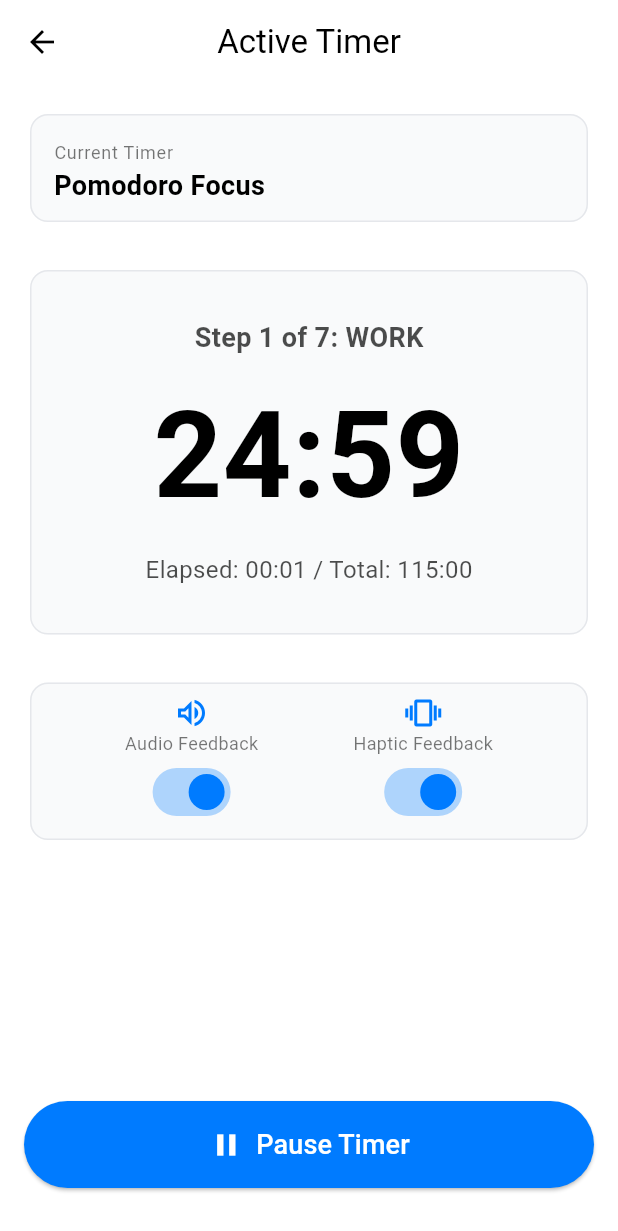
After one commit to devgrg25/TickTalk-User-Stories-and-Project-Setup-Group-2-, a Flutter app: the HomeScreen screen opened directly, item 3 of the bottom bar chosen, after a tap on "Start", on a phone screen of 412 x 824 dp. The commit adds this screen. Shown: the top 1231 px of the screen. Run offline on Flutter 3.47's test engine with Material 3 defaults, Android fonts, the phone set to English and light mode, and no system bars; our stand-ins replace flutter_tts, shared_preferences, speech_to_text; missing offline and left inert: google_speech; accounts and stored records are empty.

Commit message:
Merged Vikyads code with the us2 branch

```diff
--- /dev/null
+++ b/lib/countdown_screenV.dart
@@ -0,0 +1,263 @@
+import 'dart:async';
+import 'dart:math';
+import 'package:flutter/material.dart';
+import 'routine_timer_model.dart'; // To access the NEW TimerData class
+
+class CountdownScreenV extends StatefulWidget {
+  final TimerDataV timerData;
+
+  const CountdownScreenV({super.key, required this.timerData});
+
+  @override
+  State<CountdownScreenV> createState() => _CountdownScreenState();
+}
+
+class _CountdownScreenState extends State<CountdownScreenV> {
+  late Timer _timer;
+  int _currentSeconds = 0;
+  int _elapsedTotalSeconds = 0;
+  int _currentStepIndex = 0; // <-- REPLACED _currentPhase
+
+  bool _isPaused = false;
+  bool _audioFeedbackOn = true;
+  bool _hapticFeedbackOn = true;
+
+  // Helper getters for clarity
+  TimerStep get _currentStep => widget.timerData.steps[_currentStepIndex];
+  int get _totalSteps => widget.timerData.steps.length;
+  int get _totalDurationInSeconds => widget.timerData.totalTime * 60;
+
+  @override
+  void initState() {
+    super.initState();
+    _startStep();
+  }
+
+  @override
+  void dispose() {
+    _timer.cancel();
+    super.dispose();
+  }
+
+  void _startStep() {
+    // Set the timer for the current step's duration
+    _currentSeconds = _currentStep.durationInMinutes * 60;
+    _startTimer();
+  }
+
+  void _startTimer() {
+    _timer = Timer.periodic(const Duration(seconds: 1), (_) {
+      if (!mounted) return;
+
+      if (_isPaused) return;
+
+      // Timer tick logic
+      setState(() {
+        _elapsedTotalSeconds++;
+
+        if (_currentSeconds > 0) {
+          _currentSeconds--;
+        } else {
+          // Current step finished, move to the next
+          _timer.cancel();
+          _nextStep();
+        }
+      });
+    });
+  }
+
+  void _nextStep() {
+    // Check if there are more steps
+    if (_currentStepIndex < _totalSteps - 1) {
+      // Move to the next step
+      setState(() {
+        _currentStepIndex++;
+      });
+      _startStep(); // Start the new step's timer
+    } else {
+      // This was the last step. Timer is finished.
+      Navigator.of(context).pop();
+    }
+  }
+
+  String _formatTime(int totalSeconds) {
+    int minutes = totalSeconds ~/ 60;
+    int seconds = totalSeconds % 60;
+    return '${minutes.toString().padLeft(2, '0')}:${seconds.toString().padLeft(2, '0')}';
+  }
+
+  @override
+  Widget build(BuildContext context) {
+    // --- UI Colors ---
+    const Color primaryBlue = Color(0xFF007BFF);
+    const Color cardBackground = Color(0xFFF9FAFB);
+    const Color cardBorder = Color(0xFFE5E7EB);
+    const Color textColor = Colors.black;
+    const Color subtextColor = Colors.black54;
+
+    return Scaffold(
+      backgroundColor: Colors.white,
+      appBar: AppBar(
+        backgroundColor: Colors.white,
+        elevation: 0,
+        title: const Text('Active Timer', style: TextStyle(color: textColor)),
+        centerTitle: true,
+        leading: const BackButton(color: textColor),
+      ),
+      body: Padding(
+        padding: const EdgeInsets.all(16.0),
+        child: Column(
+          children: [
+            // "Current Timer" card
+            Card(
+              elevation: 0,
+              color: cardBackground,
+              shape: RoundedRectangleBorder(
+                  borderRadius: BorderRadius.circular(12),
+                  side: const BorderSide(color: cardBorder)),
+              child: ListTile(
+                title: const Text('Current Timer', style: TextStyle(fontSize: 12, color: subtextColor)),
+                subtitle: Text(
+                  widget.timerData.name,
+                  style: const TextStyle(
+                      fontSize: 18,
+                      fontWeight: FontWeight.bold,
+                      color: textColor),
+                ),
+              ),
+            ),
+            const SizedBox(height: 24),
+
+            // Main timer display card
+            Card(
+              elevation: 0,
+              color: cardBackground,
+              shape: RoundedRectangleBorder(
+                  borderRadius: BorderRadius.circular(12),
+                  side: const BorderSide(color: cardBorder)),
+              child: Container(
+                width: double.infinity,
+                padding: const EdgeInsets.symmetric(vertical: 32.0),
+                child: Column(
+                  children: [
+                    Text(
+                      'Step ${_currentStepIndex + 1} of $_totalSteps: ${_currentStep.name.toUpperCase()}', // <-- UPDATED
+                      style: TextStyle(
+                          fontSize: 18,
+                          fontWeight: FontWeight.bold,
+                          color: textColor.withOpacity(0.7)),
+                    ),
+                    const SizedBox(height: 8),
+                    Text(
+                      _formatTime(_currentSeconds),
+                      style: const TextStyle(
+                          fontSize: 80,
+                          fontWeight: FontWeight.bold,
+                          color: textColor),
+                    ),
+                    const SizedBox(height: 8),
+                    Text(
+                      'Elapsed: ${_formatTime(_elapsedTotalSeconds)} / Total: ${_formatTime(_totalDurationInSeconds)}',
+                      style: TextStyle(
+                          fontSize: 16,
+                          color: textColor.withOpacity(0.7)),
+                    ),
+                  ],
+                ),
+              ),
+            ),
+            const SizedBox(height: 24),
+
+            // Feedback controls card
+            Card(
+              elevation: 0,
+              color: cardBackground,
+              shape: RoundedRectangleBorder(
+                  borderRadius: BorderRadius.circular(12),
+                  side: const BorderSide(color: cardBorder)),
+              child: Padding(
+                padding: const EdgeInsets.symmetric(vertical: 8.0),
+                child: Row(
+                  mainAxisAlignment: MainAxisAlignment.spaceEvenly,
+                  children: [
+                    _buildFeedbackToggle(
+                      icon: Icons.volume_up_outlined,
+                      label: 'Audio Feedback',
+                      isOn: _audioFeedbackOn,
+                      onChanged: (value) {
+                        setState(() => _audioFeedbackOn = value);
+                      },
+                    ),
+                    _buildFeedbackToggle(
+                      icon: Icons.vibration_outlined,
+                      label: 'Haptic Feedback',
+                      isOn: _hapticFeedbackOn,
+                      onChanged: (value) {
+                        setState(() => _hapticFeedbackOn = value);
+                      },
+                    ),
+                  ],
+                ),
+              ),
+            ),
+
+            const Spacer(),
+
+            // Pause/Resume button
+            SizedBox(
+              width: double.infinity,
+              child: ElevatedButton.icon(
+                onPressed: () {
+                  setState(() {
+                    _isPaused = !_isPaused;
+                  });
+                },
+                icon: Icon(_isPaused ? Icons.play_arrow : Icons.pause, size: 24),
+                label: Text(
+                  _isPaused ? 'Resume Timer' : 'Pause Timer',
+                  style: const TextStyle(fontSize: 18),
+                ),
+                style: ElevatedButton.styleFrom(
+                  backgroundColor: _isPaused ? Colors.green : primaryBlue,
+                  foregroundColor: Colors.white,
+                  padding: const EdgeInsets.symmetric(vertical: 16),
+                  shape: RoundedRectangleBorder(
+                    borderRadius: BorderRadius.circular(30),
+                  ),
+                ),
+              ),
+            ),
+            const SizedBox(height: 16),
+          ],
+        ),
+      ),
+    );
+  }
+
+  // Helper widget for the feedback toggles
+  Widget _buildFeedbackToggle({
+    required IconData icon,
+    required String label,
+    required bool isOn,
+    required ValueChanged<bool> onChanged,
+  }) {
+    const Color primaryBlue = Color(0xFF007BFF);
+    const Color inactiveGrey = Colors.grey;
+
+    return Column(
+      children: [
+        Icon(
+          icon,
+          color: isOn ? primaryBlue : inactiveGrey,
+        ),
+        Text(label, style: const TextStyle(fontSize: 12, color: Colors.black54)),
+        Switch(
+          value: isOn,
+          onChanged: onChanged,
+          activeTrackColor: primaryBlue.withOpacity(0.3),
+          activeColor: primaryBlue,
+        ),
+      ],
+    );
+  }
+}
--- a/lib/homepage.dart
+++ b/lib/homepage.dart
@@ -8,8 +8,13 @@ import 'stopwatch_normal_mode.dart';
 import 'create_timer_screen.dart';
 import 'timer_model.dart';
 import 'countdown_screen.dart';
+import 'countdown_screenV.dart';
 import 'stopwatchmodeselecter.dart';
 import 'voice_controller.dart';
+import 'routine_timer_model.dart';
+
+import 'routines.dart'; // <-- Imports NEW routines
+import 'routines_page.dart';
 
 class HomeScreen extends StatefulWidget {
   const HomeScreen({super.key});
@@ -21,6 +26,7 @@ class HomeScreen extends StatefulWidget {
 class HomeScreenState extends State<HomeScreen> {
   final FlutterTts _tts = FlutterTts();
   final VoiceController _voiceController = VoiceController();
+  late PredefinedRoutines _routines;
 
   bool _isListening = false;
   List<TimerData> _timers = [];
@@ -30,6 +36,30 @@ class HomeScreenState extends State<HomeScreen> {
   void initState() {
     super.initState();
     _initPage();
+    _routines = PredefinedRoutines(
+      stopListening: _stopListening,
+      speak: _speak,
+      playTimer: _playTimerV,
+    );
+  }
+
+  void _playTimerV(TimerDataV timerToPlay) {
+    Navigator.push(
+      context,
+      MaterialPageRoute(
+        builder: (_) => CountdownScreenV(timerData: timerToPlay),
+      ),
+    );
+  }
+
+  Future<void> _speak(String text) async {
+    try {
+      await _tts.setLanguage('en-US');
+      await _tts.setSpeechRate(0.9);
+      await _tts.speak(text);
+    } catch (e) {
+      print("TTS error: $e");
+    }
   }
 
   Future<void> _initPage() async {
@@ -315,7 +345,16 @@ class HomeScreenState extends State<HomeScreen> {
               onTap: (index) {
                 if (index == 1) {
                   _openCreateTimerScreen();
-                } else if (index == 4) {
+                }
+                else if(index == 2){
+                  Navigator.push(
+                    context,
+                    MaterialPageRoute(
+                      builder: (context) => RoutinesPage(routines: _routines),
+                    ),
+                  );
+                }
+                else if (index == 4) {
                   _openStopwatchSelector();
                 }
               },
--- /dev/null
+++ b/lib/routine_timer_model.dart
@@ -0,0 +1,63 @@
+import 'dart:convert';
+
+// NEW: A class to represent a single step in a timer
+class TimerStep {
+  final String name;
+  final int durationInMinutes;
+
+  TimerStep({required this.name, required this.durationInMinutes});
+
+  // Methods to convert this step to/from JSON for saving
+  Map<String, dynamic> toJson() => {
+    'name': name,
+    'duration': durationInMinutes, // Save using the key 'duration'
+  };
+
+  // Factory constructor: Create TimerStep from JSON
+  factory TimerStep.fromJson(Map<String, dynamic> json) => TimerStep(
+    name: json['name'],
+    // Use the correct parameter name 'durationInMinutes' when calling the constructor
+    durationInMinutes: json['duration'], // <-- CORRECTED LINE
+  );
+}
+
+// UPDATED: The main TimerData class
+class TimerDataV {
+  final String id; // Unique ID for each timer
+  final String name;
+  final List<TimerStep> steps; // <-- REPLACED old fields
+
+  // 'totalSteps' is now just the count of steps
+  int get totalSteps => steps.length;
+
+  // 'totalTime' is now calculated by adding all step durations
+  int get totalTime => steps.fold(0, (sum, step) => sum + step.durationInMinutes);
+
+  TimerDataV({
+    required this.id,
+    required this.name,
+    required this.steps,
+  });
+
+  // Method to convert a TimerData instance to a JSON map
+  Map<String, dynamic> toJson() => {
+    'id': id,
+    'name': name,
+    // Convert the list of steps into a list of JSON maps
+    'steps': steps.map((step) => step.toJson()).toList(),
+  };
+
+  // Factory constructor to create a TimerData instance from a JSON map
+  factory TimerDataV.fromJson(Map<String, dynamic> json) {
+    // Get the list of steps from JSON
+    var stepsList = json['steps'] as List;
+    // Convert that list of JSON maps back into a List<TimerStep>
+    List<TimerStep> parsedSteps = stepsList.map((stepJson) => TimerStep.fromJson(stepJson)).toList();
+
+    return TimerDataV(
+      id: json['id'],
+      name: json['name'],
+      steps: parsedSteps,
+    );
+  }
+}
--- /dev/null
+++ b/lib/routines.dart
@@ -0,0 +1,133 @@
+import 'routine_timer_model.dart';
+
+// Typedefs are unchanged
+typedef StopListeningCallback = void Function();
+typedef SpeakCallback = Future<void> Function(String);
+typedef PlayTimerCallback = void Function(TimerDataV);
+
+class PredefinedRoutines {
+  final StopListeningCallback stopListening;
+  final SpeakCallback speak;
+  final PlayTimerCallback playTimer;
+
+  PredefinedRoutines({
+    required this.stopListening,
+    required this.speak,
+    required this.playTimer,
+  });
+
+  // --- All routines now output a List<TimerStep> ---
+
+  void startMindfulnessMinute() {
+    stopListening();
+    final TimerDataV timer = TimerDataV(
+      id: 'predefined_mindfulness',
+      name: 'Mindfulness Minute',
+      steps: [
+        TimerStep(name: 'Meditate', durationInMinutes: 1),
+      ],
+    );
+    speak("Starting Mindfulness Minute.");
+    playTimer(timer);
+  }
+
+  void startSimpleLaundryCycle() {
+    stopListening();
+    final TimerDataV timer = TimerDataV(
+      id: 'predefined_laundry',
+      name: 'Simple Laundry Cycle',
+      steps: [
+        TimerStep(name: 'Load Clothes', durationInMinutes: 2),
+        TimerStep(name: 'Transfer to Dryer', durationInMinutes: 3),
+      ],
+    );
+    speak("Starting Simple Laundry Cycle.");
+    playTimer(timer);
+  }
+
+  void start202020Rule() {
+    stopListening();
+    final TimerDataV timer = TimerDataV(
+      id: 'predefined_202020',
+      name: '20-20-20 Eye Break',
+      steps: [
+        TimerStep(name: 'Focus', durationInMinutes: 20),
+        TimerStep(name: 'Look Away', durationInMinutes: 1), // 1 min is simplest
+      ],
+    );
+    speak("Starting 20-20-20 rule. Reminder in 20 minutes.");
+    playTimer(timer);
+  }
+
+  void startPomodoroTimer() {
+    stopListening();
+    final TimerDataV timer = TimerDataV(
+      id: 'predefined_pomodoro',
+      name: 'Pomodoro Focus',
+      steps: [
+        TimerStep(name: 'Work', durationInMinutes: 25),
+        TimerStep(name: 'Break', durationInMinutes: 5),
+        TimerStep(name: 'Work', durationInMinutes: 25),
+        TimerStep(name: 'Break', durationInMinutes: 5),
+        TimerStep(name: 'Work', durationInMinutes: 25),
+        TimerStep(name: 'Break', durationInMinutes: 5),
+        TimerStep(name: 'Work', durationInMinutes: 25),
+      ],
+    );
+    speak("Starting Pomodoro timer.");
+    playTimer(timer);
+  }
+
+  void startExerciseTimer() {
+    stopListening();
+    final TimerDataV timer = TimerDataV(
+      id: 'predefined_exercise',
+      name: 'Exercise Sets',
+      steps: [
+        TimerStep(name: 'Work', durationInMinutes: 1),
+        TimerStep(name: 'Rest', durationInMinutes: 1),
+        TimerStep(name: 'Work', durationInMinutes: 1),
+        TimerStep(name: 'Rest', durationInMinutes: 1),
+        TimerStep(name: 'Work', durationInMinutes: 1),
+        TimerStep(name: 'Rest', durationInMinutes: 1),
+        TimerStep(name: 'Work', durationInMinutes: 1),
+        TimerStep(name: 'Rest', durationInMinutes: 1),
+        TimerStep(name: 'Work', durationInMinutes: 1),
+      ],
+    );
+    speak("Starting Exercise Sets.");
+    playTimer(timer);
+  }
+
+  // --- SEQUENTIAL TIMERS NOW WORK! ---
+
+  void startMorningIndependence() {
+    stopListening();
+    final TimerDataV timer = TimerDataV(
+      id: 'predefined_morning',
+      name: 'Morning Independence',
+      steps: [
+        TimerStep(name: 'Wash', durationInMinutes: 3),
+        TimerStep(name: 'Dress', durationInMinutes: 2),
+        TimerStep(name: 'Eat', durationInMinutes: 5),
+      ],
+    );
+    speak("Starting Morning Independence routine.");
+    playTimer(timer);
+  }
+
+  void startRecipePrep() {
+    stopListening();
+    final TimerDataV timer = TimerDataV(
+      id: 'predefined_recipe',
+      name: 'Recipe Prep Guide',
+      steps: [
+        TimerStep(name: 'Chop Vegetables', durationInMinutes: 5),
+        TimerStep(name: 'Marinate', durationInMinutes: 10),
+        TimerStep(name: 'Preheat Oven', durationInMinutes: 3),
+      ],
+    );
+    speak("Starting Recipe Prep guide.");
+    playTimer(timer);
+  }
+}
--- /dev/null
+++ b/lib/routines_page.dart
@@ -0,0 +1,158 @@
+import 'package:flutter/material.dart';
+import 'routines.dart'; // Imports the logic class
+import 'timer_model.dart'; // We also need this for the typedefs in routines.dart
+
+class RoutinesPage extends StatelessWidget {
+  final PredefinedRoutines routines;
+
+  const RoutinesPage({super.key, required this.routines});
+
+  // UI Theme Colors (matching your app)
+  static const Color primaryBlue = Color(0xFF007BFF);
+  static const Color cardBackground = Color(0xFFF9FAFB);
+  static const Color cardBorder = Color(0xFFE5E7EB); // grey.shade300
+  static const Color textColor = Colors.black;
+  static const Color subtextColor = Colors.black54;
+
+  @override
+  Widget build(BuildContext context) {
+    return Scaffold(
+      backgroundColor: Colors.white,
+      appBar: AppBar(
+        title: const Text('Routines', style: TextStyle(color: textColor)),
+        backgroundColor: Colors.white,
+        elevation: 0,
+        leading: const BackButton(color: textColor),
+      ),
+      body: ListView(
+        padding: const EdgeInsets.all(16.0),
+        children: [
+          // --- Interval Timers Section ---
+          const Text(
+            'Interval Routines',
+            style: TextStyle(
+              fontSize: 16,
+              fontWeight: FontWeight.w700,
+              color: Colors.black87,
+            ),
+          ),
+          const SizedBox(height: 12),
+          _buildRoutineListItem(
+            title: 'Pomodoro Focus',
+            description: '25-min work, 5-min break cycles.',
+            icon: Icons.timer_outlined,
+            onPressed: routines.startPomodoroTimer,
+          ),
+          _buildRoutineListItem(
+            title: 'Exercise Sets',
+            description: 'Intervals for strength & cardio training.',
+            icon: Icons.fitness_center,
+            onPressed: routines.startExerciseTimer,
+          ),
+          _buildRoutineListItem(
+            title: 'The 20-20-20 Rule',
+            description: 'Every 20 mins, look at 20 ft away for 20 secs.',
+            icon: Icons.remove_red_eye_outlined,
+            onPressed: routines.start202020Rule,
+          ),
+
+          const SizedBox(height: 24),
+
+          // --- Accessibility Timers Section ---
+          const Text(
+            'Accessibility Routines',
+            style: TextStyle(
+              fontSize: 16,
+              fontWeight: FontWeight.w700,
+              color: Colors.black87,
+            ),
+          ),
+          const SizedBox(height: 12),
+          _buildRoutineListItem(
+            title: 'Mindfulness Minute',
+            description: 'A 1-minute guided breathing exercise.',
+            icon: Icons.spa_outlined,
+            onPressed: routines.startMindfulnessMinute,
+          ),
+          _buildRoutineListItem(
+            title: 'Simple Laundry Cycle',
+            description: '2 min load + 3 min transfer timer.',
+            icon: Icons.local_laundry_service_outlined,
+            onPressed: routines.startSimpleLaundryCycle,
+          ),
+
+          const SizedBox(height: 24),
+
+          // --- Sequential Timers (Now Enabled) ---
+          const Text(
+            'Sequential Routines', // <-- REMOVED "(Coming Soon)"
+            style: TextStyle(
+              fontSize: 16,
+              fontWeight: FontWeight.w700,
+              color: Colors.black87,
+            ),
+          ),
+          const SizedBox(height: 12),
+          _buildRoutineListItem(
+            title: 'Morning Independence',
+            description: '3 min wash, 2 min dress, 5 min eat cycle.',
+            icon: Icons.wb_sunny_outlined,
+            onPressed: routines.startMorningIndependence, // <-- ENABLED
+          ),
+          _buildRoutineListItem(
+            title: 'Recipe Prep Guide',
+            description: 'Sequential timers for cooking steps.',
+            icon: Icons.restaurant_menu,
+            onPressed: routines.startRecipePrep, // <-- ENABLED
+          ),
+        ],
+      ),
+    );
+  }
+
+  /// A helper widget to create a consistent list item for each routine.
+  /// This is styled to match the TimerCard from homepage.dart.
+  Widget _buildRoutineListItem({
+    required String title,
+    required String description,
+    required IconData icon,
+    required VoidCallback? onPressed,
+  }) {
+    return Card(
+      margin: const EdgeInsets.only(bottom: 12),
+      elevation: 1,
+      color: cardBackground,
+      shape: RoundedRectangleBorder(
+        borderRadius: BorderRadius.circular(12),
+        side: BorderSide(color: cardBorder),
+      ),
+      child: Padding(
+        padding: const EdgeInsets.symmetric(vertical: 8.0),
+        child: ListTile(
+          leading: Icon(icon, color: primaryBlue, size: 40),
+          title: Text(
+            title,
+            style: const TextStyle(fontSize: 16, fontWeight: FontWeight.bold),
+          ),
+          subtitle: Text(
+            description,
+            style: const TextStyle(fontSize: 13, color: subtextColor),
+          ),
+          trailing: ElevatedButton(
+            onPressed: onPressed, // Button is enabled/disabled based on this
+            style: ElevatedButton.styleFrom(
+              backgroundColor: primaryBlue,
+              foregroundColor: Colors.white,
+              shape: RoundedRectangleBorder(
+                borderRadius: BorderRadius.circular(8),
+              ),
+              // Make the button look disabled if onPressed is null
+              disabledBackgroundColor: Colors.grey.shade300,
+            ),
+            child: const Text('Start'),
+          ),
+        ),
+      ),
+    );
+  }
+}
```
